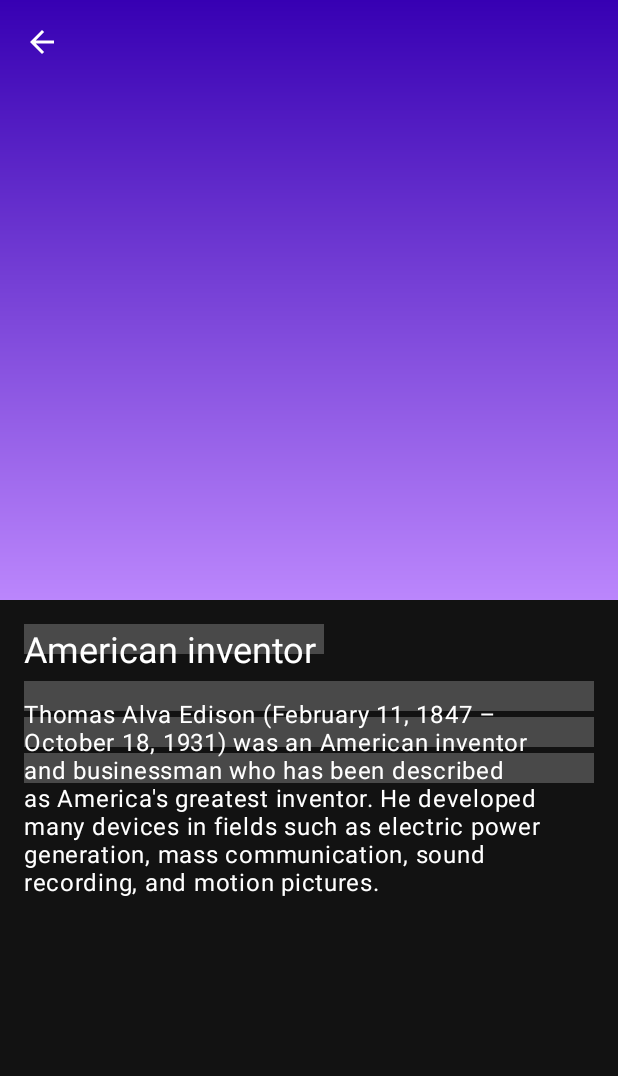
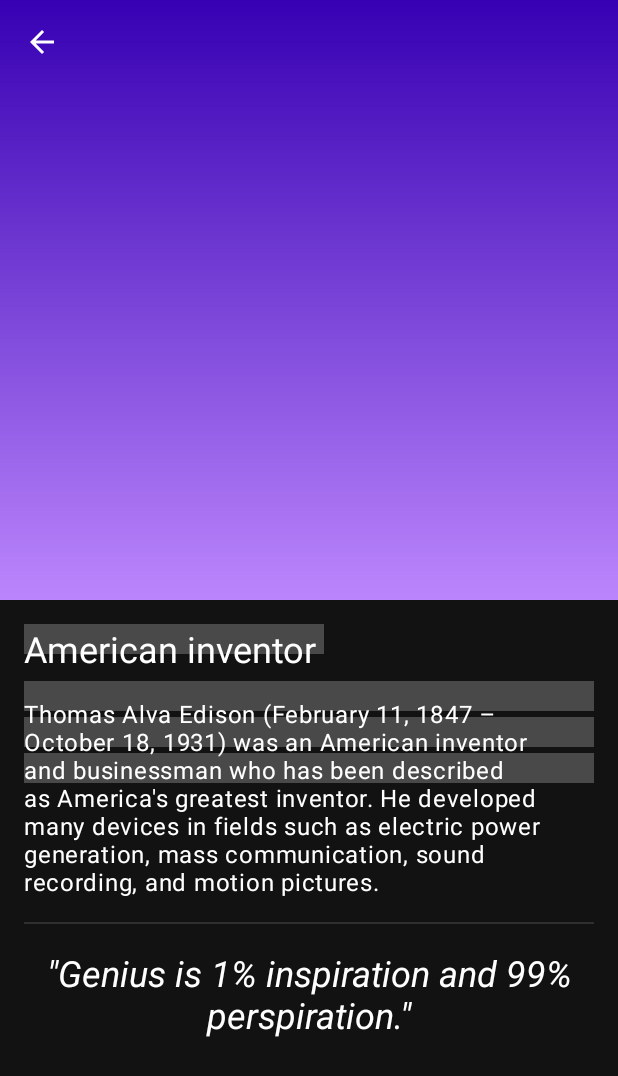
Before and after one commit to Damercy/Quoter, an Android app: the layout fragment_quote_detail.xml on its own in the app's theme, with its tools: preview values and no code run, on a phone screen of 412 x 824 dp. Shown: the top 1076 px of the screen. Run offline under Robolectric (Android 15) with nearby library versions, the light colour scheme and no system bars; plain views replace SkeletonLayout.

Commit message:
UPDATE: Added author quote in detailed paged

```diff
--- a/app/src/main/java/com/dayaonweb/quoter/view/adapter/HomePostsAdapter.kt
+++ b/app/src/main/java/com/dayaonweb/quoter/view/adapter/HomePostsAdapter.kt
@@ -32,7 +32,7 @@ class HomePostsAdapter: PagingDataAdapter<Quote, HomePostsViewHolder>(quoteCompa
             holder.bind(quote)
             holder.itemView.setOnClickListener {
                 val extras = FragmentNavigatorExtras(it to "quoteCardMain")
-                val arguments = HomeQuoteDetailArgs(quote.authorSlug,quote.author)
+                val arguments = HomeQuoteDetailArgs(quote.authorSlug,quote.author,quote.content)
                 findNavController(it).navigate(R.id.action_home_to_homeQuoteDetail,arguments.toBundle(), null, extras)
             }
         }
--- a/app/src/main/java/com/dayaonweb/quoter/view/ui/home/HomeQuoteDetail.kt
+++ b/app/src/main/java/com/dayaonweb/quoter/view/ui/home/HomeQuoteDetail.kt
@@ -61,6 +61,7 @@ class HomeQuoteDetail : Fragment() {
             binding?.loader?.isVisible(false)
             binding?.tvAuthorBio?.text = author.bio
             binding?.tvAuthorDescription?.text = author.description
+            binding?.tvAuthorQuote?.text = String.format("\"%s\"",args.authorQuote)
         }
         viewModel.authorImage.observe({ lifecycle }) { authorImageUrl ->
             binding?.ivAuthorImage?.loadImageUri(authorImageUrl,null)
--- a/app/src/main/res/layout/fragment_quote_detail.xml
+++ b/app/src/main/res/layout/fragment_quote_detail.xml
@@ -85,13 +85,13 @@
 
         <androidx.core.widget.NestedScrollView
             android:layout_width="match_parent"
-            android:layout_height="wrap_content"
+            android:layout_height="match_parent"
             android:layout_marginHorizontal="16dp"
             app:layout_behavior="com.google.android.material.appbar.AppBarLayout$ScrollingViewBehavior">
 
             <LinearLayout
                 android:layout_width="match_parent"
-                android:layout_height="wrap_content"
+                android:layout_height="match_parent"
                 android:orientation="vertical">
 
                 <com.google.android.material.textview.MaterialTextView
@@ -109,6 +109,23 @@
                     android:layout_height="wrap_content"
                     tools:text="Thomas Alva Edison (February 11, 1847 – October 18, 1931) was an American inventor and businessman who has been described as America's greatest inventor. He developed many devices in fields such as electric power generation, mass communication, sound recording, and motion pictures." />
 
+                <View
+                    android:id="@+id/divider2"
+                    android:layout_width="match_parent"
+                    android:layout_height="1dp"
+                    android:layout_marginVertical="16dp"
+                    android:background="?android:attr/listDivider" />
+
+                <com.google.android.material.textview.MaterialTextView
+                    android:id="@+id/tvAuthorQuote"
+                    style="@style/TextAppearance.MaterialComponents.Headline5"
+                    android:layout_width="match_parent"
+                    android:layout_height="wrap_content"
+                    android:textAlignment="center"
+                    android:textStyle="italic"
+                    tools:text="&quot;Genius is 1% inspiration and 99% perspiration.&quot;" />
+
+
             </LinearLayout>
         </androidx.core.widget.NestedScrollView>
 
--- a/app/src/main/res/navigation/nav_graph.xml
+++ b/app/src/main/res/navigation/nav_graph.xml
@@ -29,5 +29,8 @@
         <argument
             android:name="authorName"
             app:argType="string" />
+        <argument
+            android:name="authorQuote"
+            app:argType="string" />
     </fragment>
 </navigation>
```
